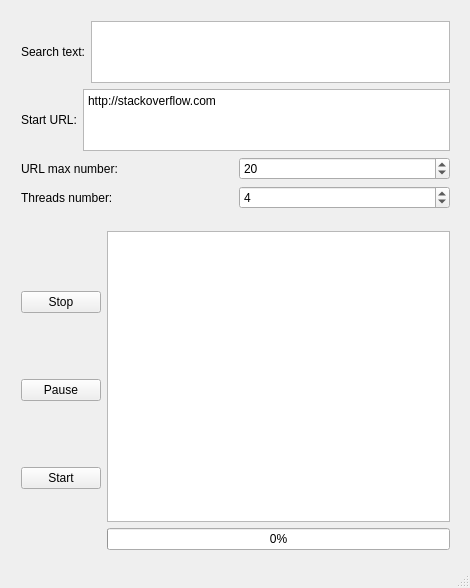
Before: the Qt Designer form HtmlPageSearcher.ui in AnatoliiKubariev/HtmlPageSearcher, drawn with Qt 5.
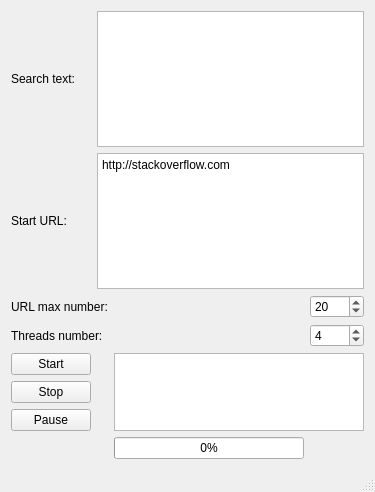
After: the same form once the commit is applied.

Patch:
```diff
--- a/HtmlPageSearcher.ui
+++ b/HtmlPageSearcher.ui
@@ -6,66 +6,47 @@
    <rect>
     <x>0</x>
     <y>0</y>
-    <width>470</width>
-    <height>588</height>
+    <width>375</width>
+    <height>492</height>
    </rect>
   </property>
   <property name="windowTitle">
    <string>HtmlPageSearcher</string>
   </property>
   <widget class="QWidget" name="centralWidget">
-   <widget class="QWidget" name="layoutWidget">
-    <property name="geometry">
-     <rect>
-      <x>10</x>
-      <y>10</y>
-      <width>451</width>
-      <height>210</height>
-     </rect>
-    </property>
-    <layout class="QVBoxLayout" name="verticalLayout">
-     <item>
-      <layout class="QHBoxLayout" name="horizontalLayout">
-       <item>
+   <layout class="QGridLayout" name="gridLayout">
+    <item row="0" column="0">
         <widget class="QLabel" name="m_search_text_label">
          <property name="text">
           <string>Search text:</string>
          </property>
         </widget>
        </item>
-       <item>
+    <item row="0" column="1" colspan="3">
         <widget class="QPlainTextEdit" name="m_search_text_edit"/>
        </item>
-      </layout>
-     </item>
-     <item>
-      <layout class="QHBoxLayout" name="horizontalLayout_2">
-       <item>
+    <item row="1" column="0">
         <widget class="QLabel" name="m_start_url_label">
          <property name="text">
           <string>Start URL:</string>
          </property>
         </widget>
        </item>
-       <item>
+    <item row="1" column="1" colspan="3">
         <widget class="QPlainTextEdit" name="m_start_url_text_edit">
          <property name="plainText">
           <string>http://stackoverflow.com</string>
          </property>
         </widget>
        </item>
-      </layout>
-     </item>
-     <item>
-      <layout class="QHBoxLayout" name="horizontalLayout_3">
-       <item>
+    <item row="2" column="0" colspan="2">
         <widget class="QLabel" name="m_max_urls_number_label">
          <property name="text">
           <string>URL max number:</string>
          </property>
         </widget>
        </item>
-       <item>
+    <item row="2" column="3">
         <widget class="QSpinBox" name="m_url_max_number_spin_box">
          <property name="minimum">
           <number>1</number>
@@ -78,18 +59,14 @@
          </property>
         </widget>
        </item>
-      </layout>
-     </item>
-     <item>
-      <layout class="QHBoxLayout" name="horizontalLayout_4">
-       <item>
+    <item row="3" column="0" colspan="2">
         <widget class="QLabel" name="m_threads_number_label">
          <property name="text">
           <string>Threads number:</string>
          </property>
         </widget>
        </item>
-       <item>
+    <item row="3" column="3">
         <widget class="QSpinBox" name="m_threads_number_spin_box">
          <property name="minimum">
           <number>1</number>
@@ -102,51 +79,31 @@
          </property>
         </widget>
        </item>
-      </layout>
-     </item>
-    </layout>
-   </widget>
-   <widget class="QWidget" name="layoutWidget">
-    <property name="geometry">
-     <rect>
-      <x>10</x>
-      <y>220</y>
-      <width>451</width>
-      <height>341</height>
-     </rect>
-    </property>
-    <layout class="QHBoxLayout" name="horizontalLayout_5">
-     <item>
-      <layout class="QVBoxLayout" name="verticalLayout_2">
-       <item>
+    <item row="4" column="0">
+     <widget class="QPushButton" name="m_button_start">
+      <property name="text">
+       <string>Start</string>
+      </property>
+     </widget>
+    </item>
+    <item row="4" column="2" rowspan="3" colspan="2">
+     <widget class="QTextEdit" name="m_text_edit"/>
+    </item>
+    <item row="5" column="0">
         <widget class="QPushButton" name="m_button_stop">
          <property name="text">
           <string>Stop</string>
          </property>
         </widget>
        </item>
-       <item>
+    <item row="6" column="0">
         <widget class="QPushButton" name="m_button_pause">
          <property name="text">
           <string>Pause</string>
          </property>
         </widget>
        </item>
-       <item>
-        <widget class="QPushButton" name="m_button_start">
-         <property name="text">
-          <string>Start</string>
-         </property>
-        </widget>
-       </item>
-      </layout>
-     </item>
-     <item>
-      <layout class="QVBoxLayout" name="verticalLayout_3">
-       <item>
-        <widget class="QTextEdit" name="m_text_edit"/>
-       </item>
-       <item>
+    <item row="7" column="2">
         <widget class="QProgressBar" name="m_progress_bar">
          <property name="maximum">
           <number>100</number>
@@ -157,9 +114,6 @@
         </widget>
        </item>
       </layout>
-     </item>
-    </layout>
-   </widget>
   </widget>
   <widget class="QStatusBar" name="statusBar"/>
  </widget>
```
Lines whose indentation alone changed are shown as unchanged.
